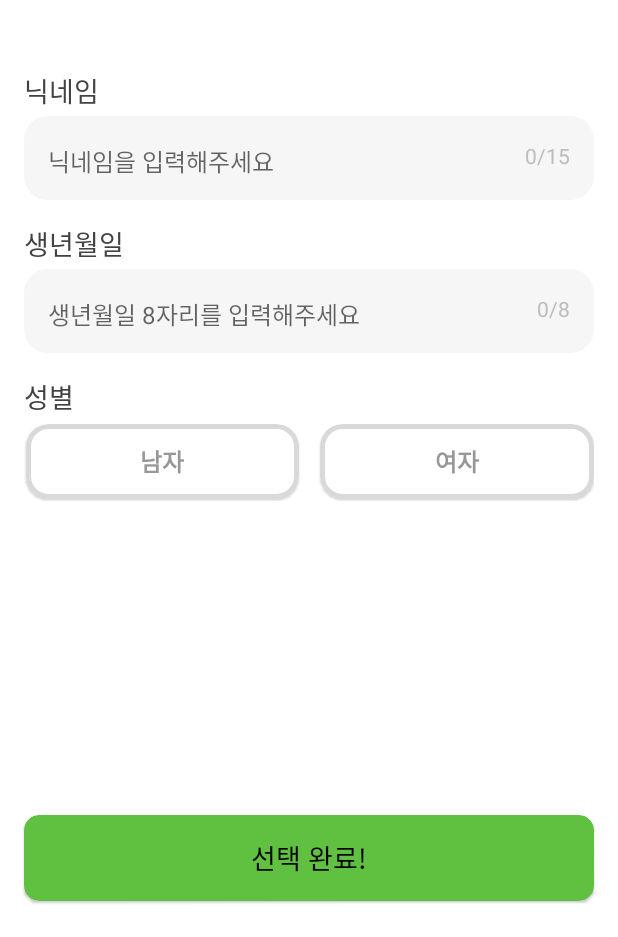
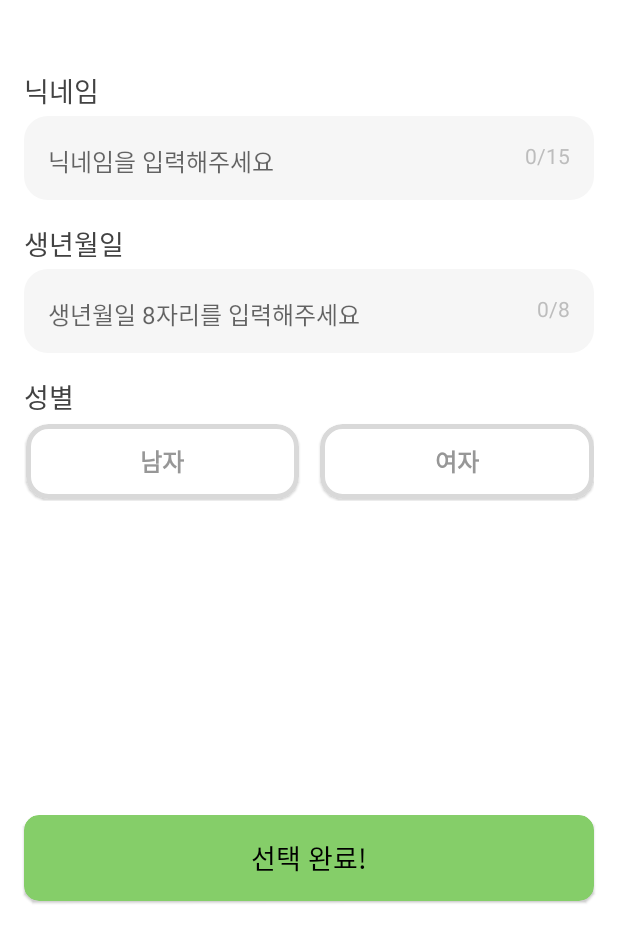
Before and after one commit to Uttug-Seuja/check-bookmark-android, an Android app: the layout fragment_set_profile.xml on its own in the app's theme, with its tools: preview values and no code run, on a phone screen of 412 x 824 dp, the part 299-1236 px from its top. Run offline under Robolectric (Android 15) with nearby library versions, the phone set to English and light mode, and no system bars.

```diff
--- a/app/src/main/java/com/o2/check_bookmark_android/ui/setProfile/SetProfieBindingAdapters.kt
+++ b/app/src/main/java/com/o2/check_bookmark_android/ui/setProfile/SetProfieBindingAdapters.kt
@@ -1,10 +1,9 @@
-package com.o2.check_bookmark_android.ui.setProfile
+package com.o2.check_bookmark_android.ui.setprofile
 
 import android.graphics.Color
 import android.text.SpannableStringBuilder
 import android.text.Spanned
 import android.text.style.ForegroundColorSpan
-import android.util.Log
 import android.widget.TextView
 import androidx.databinding.BindingAdapter
 import com.google.android.material.card.MaterialCardView
--- a/app/src/main/java/com/o2/check_bookmark_android/ui/setProfile/SetProfileActionHandler.kt
+++ b/app/src/main/java/com/o2/check_bookmark_android/ui/setProfile/SetProfileActionHandler.kt
@@ -1,4 +1,4 @@
-package com.o2.check_bookmark_android.ui.setProfile
+package com.o2.check_bookmark_android.ui.setprofile
 
 interface SetProfileActionHandler {
     fun onProfileImageSetClicked()
--- a/app/src/main/java/com/o2/check_bookmark_android/ui/setProfile/SetProfileFragment.kt
+++ b/app/src/main/java/com/o2/check_bookmark_android/ui/setProfile/SetProfileFragment.kt
@@ -1,4 +1,4 @@
-package com.o2.check_bookmark_android.ui.setProfile
+package com.o2.check_bookmark_android.ui.setprofile
 
 import android.Manifest
 import android.annotation.SuppressLint
@@ -11,7 +11,7 @@ import androidx.activity.result.contract.ActivityResultContracts
 import androidx.fragment.app.viewModels
 import androidx.lifecycle.lifecycleScope
 import androidx.navigation.fragment.findNavController
-import com.o2.check_bookmark_android.ui.setProfile.bottom.EditProfileImageBottomSheet
+import com.o2.check_bookmark_android.ui.setprofile.bottom.EditProfileImageBottomSheet
 import com.o2.check_bookmark_android.R
 import com.o2.check_bookmark_android.base.BaseFragment
 import com.o2.check_bookmark_android.databinding.FragmentSetProfileBinding
--- a/app/src/main/java/com/o2/check_bookmark_android/ui/setProfile/SetProfileNavigationAction.kt
+++ b/app/src/main/java/com/o2/check_bookmark_android/ui/setProfile/SetProfileNavigationAction.kt
@@ -1,4 +1,4 @@
-package com.o2.check_bookmark_android.ui.setProfile
+package com.o2.check_bookmark_android.ui.setprofile
 
 
 
--- a/app/src/main/java/com/o2/check_bookmark_android/ui/setProfile/SetProfileViewModel.kt
+++ b/app/src/main/java/com/o2/check_bookmark_android/ui/setProfile/SetProfileViewModel.kt
@@ -1,9 +1,7 @@
-package com.o2.check_bookmark_android.ui.setProfile
+package com.o2.check_bookmark_android.ui.setprofile
 
 import android.util.Log
 import com.ao2.run_eat.base.BaseViewModel
-import com.o2.check_bookmark_android.ui.setProfile.SetProfileActionHandler
-import com.o2.check_bookmark_android.ui.setProfile.SetProfileNavigationAction
 import dagger.hilt.android.lifecycle.HiltViewModel
 import kotlinx.coroutines.launch
 import javax.inject.Inject
--- a/app/src/main/res/layout/fragment_set_profile.xml
+++ b/app/src/main/res/layout/fragment_set_profile.xml
@@ -7,7 +7,7 @@
 
         <variable
             name="viewmodel"
-            type="com.o2.check_bookmark_android.ui.setProfile.SetProfileViewModel" />
+            type="com.o2.check_bookmark_android.ui.setprofile.SetProfileViewModel" />
     </data>
 
     <androidx.constraintlayout.widget.ConstraintLayout
@@ -285,7 +285,7 @@
             android:layout_marginStart="16dp"
             android:layout_marginEnd="16dp"
             android:layout_marginBottom="24dp"
-            android:backgroundTint="@color/green02"
+            android:backgroundTint="@color/green03"
             android:onClick="@{() -> viewmodel.onSelectionDoneClicked()}"
             app:cardCornerRadius="10dp"
             app:layout_constraintBottom_toBottomOf="parent"
```
